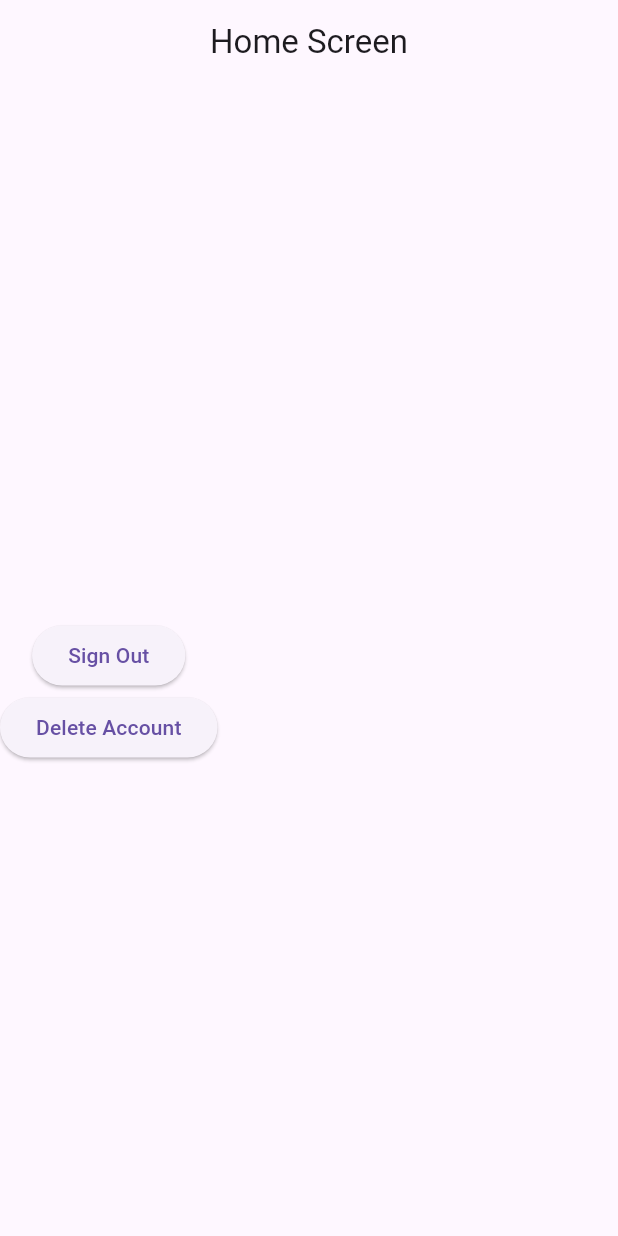
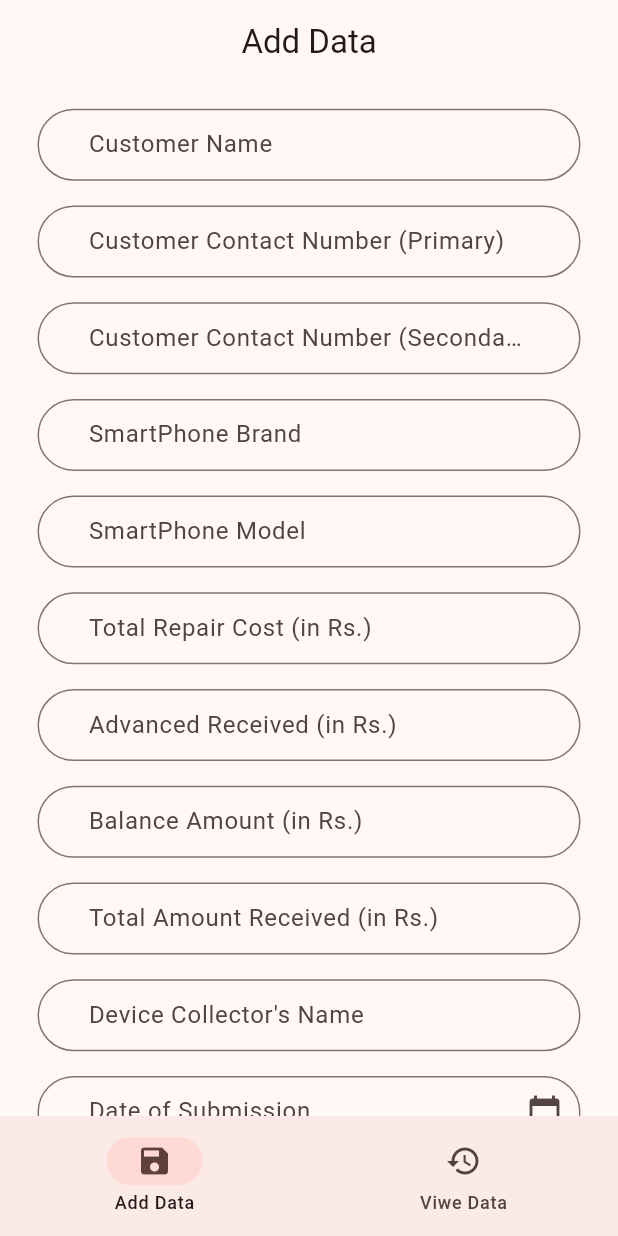
Before and after one commit to vinaytiparadi/servicetracker_flutter, a Flutter app: the screen it shows once a user with an empty profile is signed in, on a phone screen of 412 x 824 dp. Run offline on Flutter 3.47's test engine with Material 2 defaults, Android fonts, the phone set to English and light mode, and no system bars; our stand-ins replace another_flushbar, cloud_firestore, firebase_auth, firebase_core, google_sign_in; accounts and stored records are empty.

Commit message:
design form with validation

```diff
--- /dev/null
+++ b/lib/ form_validation/validation_logic.dart
@@ -0,0 +1,47 @@
+String? validateCustomerName(String? value) {
+  if (value == null || value.isEmpty) {
+    return 'Name cannot be empty.';
+  }
+  return null;
+}
+
+String? validateCustomerPrimaryContactNumber(String? value) {
+  if (value == null || value.isEmpty) {
+    return 'Contact Number cannot be empty.';
+  }
+  if (value.length != 10) {
+    return 'Contact Number must be 10 digits.';
+  }
+  return null;
+}
+
+String? validateCustomerSecondaryContactNumber(String? value) {
+  if (value != null && value.isNotEmpty && value.length != 10) {
+    return 'Contact Number must be 10 digits.';
+  }
+  return null;
+}
+
+String? validateSmartPhoneBrand(String? value) {
+  if (value == null || value.isEmpty) {
+    return 'Smart Phone Brand cannot be empty.';
+  }
+  return null;
+}
+
+String? validateSmartPhoneModel(String? value) {
+  if (value == null || value.isEmpty) {
+    return 'SmartPhone Brand Model cannot be empty.';
+  }
+  return null;
+}
+
+String? validateRepairCost(String? value) {
+  if (value == null || value.isEmpty) {
+    return 'Cost cannot be empty.';
+  }
+  if (double.parse(value) < 0) {
+    return 'Cost cannot be negative.';
+  }
+  return null;
+}
--- a/lib/main.dart
+++ b/lib/main.dart
@@ -38,7 +38,8 @@ class MyApp extends StatelessWidget {
       child: MaterialApp(
         title: 'Flutter Demo',
         theme: ThemeData(
-          primarySwatch: Colors.blue,
+          // primarySwatch: Colors.blue,
+          colorSchemeSeed: Colors.red,
           useMaterial3: true,
         ),
         home: const AuthWrapper(),
--- /dev/null
+++ b/lib/screens/form_screen.dart
@@ -0,0 +1,362 @@
+import 'package:cloud_firestore/cloud_firestore.dart';
+import 'package:flutter/material.dart';
+import 'package:intl/intl.dart';
+import '../ form_validation/validation_logic.dart';
+import '../utils/constants.dart';
+
+class FormScreen extends StatefulWidget {
+  const FormScreen({Key? key}) : super(key: key);
+
+  @override
+  State<FormScreen> createState() => _FormScreenState();
+}
+
+class _FormScreenState extends State<FormScreen> {
+  final formKey = GlobalKey<FormState>();
+
+  TextEditingController customerNameController = TextEditingController();
+  TextEditingController customerPrimaryContactNumberController =
+      TextEditingController();
+  TextEditingController customerSecondaryContactNumberController =
+      TextEditingController();
+  TextEditingController customerSmartPhoneBrandController =
+      TextEditingController();
+  TextEditingController customerSmartPhoneModelController =
+      TextEditingController();
+  TextEditingController totalRepairCostController = TextEditingController();
+  TextEditingController advancePaidController = TextEditingController();
+  TextEditingController balanceAmountController = TextEditingController();
+  TextEditingController totalAmountReceivedController = TextEditingController();
+  TextEditingController phoneCollectorNameController = TextEditingController();
+
+  TextEditingController deviceSubmittedDateController = TextEditingController();
+  TextEditingController deviceCollectedDateController = TextEditingController();
+
+  double balanceAmount = 0;
+
+  DateTime _selectedSubmitDate = DateTime.now();
+  String _submitformattedDate = '';
+  Future<void> _selectSubmitDate(BuildContext context) async {
+    final DateTime? picked = await showDatePicker(
+      context: context,
+      initialDate: _selectedSubmitDate,
+      firstDate: DateTime(2010),
+      lastDate: DateTime(2040),
+    );
+
+    if (picked != null && picked != _selectedSubmitDate) {
+      setState(() {
+        _selectedSubmitDate = picked;
+        _submitformattedDate = DateFormat('dd/MM/yyyy').format(picked);
+        deviceSubmittedDateController.text = _submitformattedDate;
+        // print(_submitformattedDate);
+      });
+    }
+  }
+
+  DateTime _selectedCollectDate = DateTime.now();
+  String _collectformattedDate = '';
+  Future<void> _selectCollectDate(BuildContext context) async {
+    final DateTime? picked = await showDatePicker(
+      context: context,
+      initialDate: _selectedCollectDate,
+      firstDate: DateTime(2010),
+      lastDate: DateTime(2040),
+    );
+
+    if (picked != null && picked != _selectedCollectDate) {
+      setState(() {
+        _selectedCollectDate = picked;
+        _collectformattedDate = DateFormat('dd/MM/yyyy').format(picked);
+        deviceCollectedDateController.text = _collectformattedDate;
+        // print(_submitformattedDate);
+      });
+    }
+  }
+
+  @override
+  void dispose() {
+    customerNameController.dispose();
+    customerPrimaryContactNumberController.dispose();
+    customerSecondaryContactNumberController.dispose();
+    customerSmartPhoneBrandController.dispose();
+    customerSmartPhoneModelController.dispose();
+    totalRepairCostController.dispose();
+    advancePaidController.dispose();
+    balanceAmountController.dispose();
+    totalAmountReceivedController.dispose();
+    phoneCollectorNameController.dispose();
+    deviceSubmittedDateController.dispose();
+    deviceCollectedDateController.dispose();
+    super.dispose();
+  }
+
+  @override
+  Widget build(BuildContext context) {
+    return Scaffold(
+      appBar: AppBar(
+        title: const Text('Add Data'),
+        centerTitle: true,
+      ),
+      body: SingleChildScrollView(
+        child: Form(
+          key: formKey,
+          child: Padding(
+            padding: const EdgeInsets.symmetric(horizontal: 25.0),
+            child: Column(
+              crossAxisAlignment: CrossAxisAlignment.start,
+              children: [
+                SizedBox(
+                  height: scHeight(context) * 0.02,
+                ),
+                TextFormField(
+                  controller: customerNameController,
+                  textCapitalization: TextCapitalization.words,
+                  textInputAction: TextInputAction.next,
+                  decoration: InputDecoration(
+                    contentPadding: const EdgeInsets.symmetric(
+                        horizontal: 30, vertical: 10),
+                    border: outlineEnabledBorder(),
+                    labelText: 'Customer Name',
+                    hintText: 'Enter Customer Name',
+                  ),
+                  validator: validateCustomerName,
+                ),
+                SizedBox(
+                  height: scHeight(context) * 0.02,
+                ),
+                TextFormField(
+                  controller: customerPrimaryContactNumberController,
+                  keyboardType: TextInputType.number,
+                  textInputAction: TextInputAction.next,
+                  // maxLength: 10,
+                  decoration: InputDecoration(
+                    contentPadding: const EdgeInsets.symmetric(
+                        horizontal: 30, vertical: 10),
+                    border: outlineEnabledBorder(),
+                    labelText: 'Customer Contact Number (Primary)',
+                    hintText: 'Enter Contact Number',
+                  ),
+                  validator: validateCustomerPrimaryContactNumber,
+                ),
+                SizedBox(
+                  height: scHeight(context) * 0.02,
+                ),
+                TextFormField(
+                  controller: customerSecondaryContactNumberController,
+                  keyboardType: TextInputType.number,
+                  textInputAction: TextInputAction.next,
+                  // maxLength: 10,
+                  decoration: InputDecoration(
+                    contentPadding: const EdgeInsets.symmetric(
+                        horizontal: 30, vertical: 10),
+                    border: outlineEnabledBorder(),
+                    labelText: 'Customer Contact Number (Secondary)',
+                    hintText: 'Enter Contact Number',
+                  ),
+                  validator: validateCustomerSecondaryContactNumber,
+                ),
+                SizedBox(
+                  height: scHeight(context) * 0.02,
+                ),
+                TextFormField(
+                  controller: customerSmartPhoneBrandController,
+                  textCapitalization: TextCapitalization.words,
+                  textInputAction: TextInputAction.next,
+                  decoration: InputDecoration(
+                    contentPadding: const EdgeInsets.symmetric(
+                        horizontal: 30, vertical: 10),
+                    border: outlineEnabledBorder(),
+                    labelText: 'SmartPhone Brand',
+                    hintText: 'Enter SmartPhone Brand',
+                  ),
+                  validator: validateSmartPhoneBrand,
+                ),
+                SizedBox(
+                  height: scHeight(context) * 0.02,
+                ),
+                TextFormField(
+                  controller: customerSmartPhoneModelController,
+                  textCapitalization: TextCapitalization.words,
+                  textInputAction: TextInputAction.next,
+                  decoration: InputDecoration(
+                    contentPadding: const EdgeInsets.symmetric(
+                        horizontal: 30, vertical: 10),
+                    border: outlineEnabledBorder(),
+                    labelText: 'SmartPhone Model',
+                    hintText: 'Enter SmartPhone Model',
+                  ),
+                  validator: validateSmartPhoneModel,
+                ),
+                SizedBox(
+                  height: scHeight(context) * 0.02,
+                ),
+                TextFormField(
+                  controller: totalRepairCostController,
+                  keyboardType: TextInputType.number,
+                  textCapitalization: TextCapitalization.words,
+                  textInputAction: TextInputAction.next,
+                  decoration: InputDecoration(
+                    contentPadding: const EdgeInsets.symmetric(
+                        horizontal: 30, vertical: 10),
+                    border: outlineEnabledBorder(),
+                    labelText: 'Total Repair Cost (in Rs.)',
+                    hintText: 'Enter Repair Cost',
+                  ),
+                  validator: validateRepairCost,
+                ),
+                SizedBox(
+                  height: scHeight(context) * 0.02,
+                ),
+                TextFormField(
+                  controller: advancePaidController,
+                  keyboardType: TextInputType.number,
+                  textCapitalization: TextCapitalization.words,
+                  textInputAction: TextInputAction.next,
+                  decoration: InputDecoration(
+                    contentPadding: const EdgeInsets.symmetric(
+                        horizontal: 30, vertical: 10),
+                    border: outlineEnabledBorder(),
+                    labelText: 'Advanced Received (in Rs.)',
+                    hintText: 'Enter Advanced Received',
+                  ),
+                  validator: validateRepairCost,
+                ),
+                SizedBox(
+                  height: scHeight(context) * 0.02,
+                ),
+                TextFormField(
+                  controller: balanceAmountController,
+                  keyboardType: TextInputType.number,
+                  textCapitalization: TextCapitalization.words,
+                  textInputAction: TextInputAction.next,
+                  decoration: InputDecoration(
+                    contentPadding: const EdgeInsets.symmetric(
+                        horizontal: 30, vertical: 10),
+                    border: outlineEnabledBorder(),
+                    labelText: 'Balance Amount (in Rs.)',
+                    hintText: 'Enter Balance Amount',
+                  ),
+                  validator: validateRepairCost,
+                  onTap: () {
+                    balanceAmount =
+                        double.parse(totalRepairCostController.text) -
+                            double.parse(advancePaidController.text);
+                    balanceAmountController.text = balanceAmount.toString();
+                  },
+                ),
+                SizedBox(
+                  height: scHeight(context) * 0.02,
+                ),
+                TextFormField(
+                  controller: totalAmountReceivedController,
+                  keyboardType: TextInputType.number,
+                  textCapitalization: TextCapitalization.words,
+                  textInputAction: TextInputAction.next,
+                  decoration: InputDecoration(
+                    contentPadding: const EdgeInsets.symmetric(
+                        horizontal: 30, vertical: 10),
+                    border: outlineEnabledBorder(),
+                    labelText: 'Total Amount Received (in Rs.)',
+                    hintText: 'Enter Total Amount Received',
+                  ),
+                  validator: validateRepairCost,
+                  onTap: () {
+                    totalAmountReceivedController.text =
+                        advancePaidController.text;
+                  },
+                ),
+                SizedBox(
+                  height: scHeight(context) * 0.02,
+                ),
+                TextFormField(
+                  controller: phoneCollectorNameController,
+                  textCapitalization: TextCapitalization.words,
+                  textInputAction: TextInputAction.done,
+                  decoration: InputDecoration(
+                    contentPadding: const EdgeInsets.symmetric(
+                        horizontal: 30, vertical: 10),
+                    border: outlineEnabledBorder(),
+                    labelText: "Device Collector's Name",
+                    hintText: 'Enter Name',
+                  ),
+                  validator: validateCustomerName,
+                  onTap: () {
+                    phoneCollectorNameController.text =
+                        customerNameController.text;
+                  },
+                ),
+                SizedBox(
+                  height: scHeight(context) * 0.02,
+                ),
+                GestureDetector(
+                  onTap: () {
+                    _selectSubmitDate(context);
+                  },
+                  child: AbsorbPointer(
+                    child: TextFormField(
+                      controller: deviceSubmittedDateController,
+                      decoration: InputDecoration(
+                        contentPadding: const EdgeInsets.symmetric(
+                            horizontal: 30, vertical: 10),
+                        border: outlineEnabledBorder(),
+                        labelText: 'Date of Submission',
+                        hintText: 'Select Date',
+                        suffixIcon: Icon(Icons.calendar_today),
+                      ),
+                    ),
+                  ),
+                ),
+                SizedBox(
+                  height: scHeight(context) * 0.02,
+                ),
+                GestureDetector(
+                  onTap: () {
+                    _selectCollectDate(context);
+                  },
+                  child: AbsorbPointer(
+                    child: TextFormField(
+                      controller: deviceCollectedDateController,
+                      decoration: InputDecoration(
+                        contentPadding: const EdgeInsets.symmetric(
+                            horizontal: 30, vertical: 10),
+                        border: outlineEnabledBorder(),
+                        labelText: 'Date of Collection',
+                        hintText: 'Select Date',
+                        suffixIcon: Icon(Icons.calendar_today),
+                      ),
+                    ),
+                  ),
+                ),
+                SizedBox(
+                  height: scHeight(context) * 0.03,
+                ),
+                SizedBox(
+                  height: scHeight(context) * 0.059,
+                  width: double.infinity,
+                  child: FilledButton(
+                    onPressed: () {
+                      if (formKey.currentState!.validate()) {
+                        ScaffoldMessenger.of(context).showSnackBar(
+                          const SnackBar(
+                            content: Text('Processing Data'),
+                          ),
+                        );
+                      }
+                      // Timestamp timestamp = Timestamp.fromDate(_selectedSubmitDate);
+                      // print(timestamp);
+                    },
+                    child: const Text("Save Data"),
+                  ),
+                ),
+                SizedBox(
+                  height: scHeight(context) * 0.02,
+                ),
+              ],
+            ),
+          ),
+        ),
+      ),
+    );
+  }
+}
--- a/lib/screens/home_screen.dart
+++ b/lib/screens/home_screen.dart
@@ -1,6 +1,8 @@
 import 'package:flutter/material.dart';
 import 'package:provider/provider.dart';
 import 'package:service_tracker/providers/firebase_auth_methods.dart';
+
+import 'form_screen.dart';
 
 class HomeScreen extends StatefulWidget {
   const HomeScreen({Key? key}) : super(key: key);
@@ -10,39 +12,84 @@ class HomeScreen extends StatefulWidget {
 }
 
 class _HomeScreenState extends State<HomeScreen> {
+  int currentPageIndex = 0;
+
   @override
   Widget build(BuildContext context) {
     final user = context.read<FirebaseAuthMethods>().user;
     return Scaffold(
-      appBar: AppBar(title: Text('Home Screen'),centerTitle: true,),
-      body: Column(
-        mainAxisAlignment: MainAxisAlignment.center,
-        children: [
-          // when user signs anonymously or with phone, there is no email
-          if (!user.isAnonymous && user.phoneNumber == null) Text(user.email!),
-          if (!user.isAnonymous && user.phoneNumber == null)
-            Text(user.providerData[0].providerId),
-          // display phone number only when user's phone number is not null
-          if (user.phoneNumber != null) Text(user.phoneNumber!),
-          // uid is always available for every sign in method
-          Text(user.uid),
-          // display the button only when the user email is not verified
-          // or isnt an anonymous user
-
-          ElevatedButton(
-            onPressed: () {
-              context.read<FirebaseAuthMethods>().signOut(context);
-            },
-            child: Text('Sign Out'),
+      // appBar: AppBar(title: Text('Home Screen'),centerTitle: true,),
+      bottomNavigationBar: NavigationBar(
+        onDestinationSelected: (int index) {
+          setState(() {
+            currentPageIndex = index;
+          });
+        },
+        selectedIndex: currentPageIndex,
+        destinations: const <Widget>[
+          NavigationDestination(
+            selectedIcon: Icon(Icons.save),
+            icon: Icon(Icons.save_as_outlined),
+            label: 'Add Data',
           ),
-          ElevatedButton(
-            onPressed: () {
-              context.read<FirebaseAuthMethods>().deleteAccount(context);
-            },
-            child: Text('Delete Account'),
+          NavigationDestination(
+            selectedIcon: Icon(Icons.history),
+            icon: Icon(Icons.history_outlined),
+            label: 'Viwe Data',
           ),
         ],
-      )
+      ),
+      body: <Widget>[
+        FormScreen(),
+        Container(
+          color: Colors.red,
+          alignment: Alignment.center,
+          child: const Text('Page 1'),
+        ),
+        Container(
+          color: Colors.green,
+          alignment: Alignment.center,
+          child: const Text('Page 2'),
+        ),
+      ][currentPageIndex],
     );
   }
 }
+
+// class _HomeScreenState extends State<HomeScreen> {
+//   @override
+//   Widget build(BuildContext context) {
+//     final user = context.read<FirebaseAuthMethods>().user;
+//     return Scaffold(
+//       appBar: AppBar(title: Text('Home Screen'),centerTitle: true,),
+//       body: Column(
+//         mainAxisAlignment: MainAxisAlignment.center,
+//         children: [
+//           // when user signs anonymously or with phone, there is no email
+//           if (!user.isAnonymous && user.phoneNumber == null) Text(user.email!),
+//           if (!user.isAnonymous && user.phoneNumber == null)
+//             Text(user.providerData[0].providerId),
+//           // display phone number only when user's phone number is not null
+//           if (user.phoneNumber != null) Text(user.phoneNumber!),
+//           // uid is always available for every sign in method
+//           Text(user.uid),
+//           // display the button only when the user email is not verified
+//           // or isnt an anonymous user
+//
+//           ElevatedButton(
+//             onPressed: () {
+//               context.read<FirebaseAuthMethods>().signOut(context);
+//             },
+//             child: Text('Sign Out'),
+//           ),
+//           ElevatedButton(
+//             onPressed: () {
+//               context.read<FirebaseAuthMethods>().deleteAccount(context);
+//             },
+//             child: Text('Delete Account'),
+//           ),
+//         ],
+//       )
+//     );
+//   }
+// }
--- /dev/null
+++ b/lib/utils/constants.dart
@@ -0,0 +1,18 @@
+import 'package:flutter/material.dart';
+
+//height
+double scHeight(BuildContext context) {
+  return MediaQuery.of(context).size.height;
+}
+
+//width
+double scWidth(BuildContext context) {
+  return MediaQuery.of(context).size.width;
+}
+
+OutlineInputBorder outlineEnabledBorder() {
+  return OutlineInputBorder(
+    borderRadius: BorderRadius.circular(30),
+    borderSide: BorderSide(color: Colors.black.withOpacity(0.4)),
+  );
+}
--- a/pubspec.yaml
+++ b/pubspec.yaml
@@ -38,9 +38,10 @@ dependencies:
   provider: ^6.0.5
   firebase_core: ^2.10.0
   cloud_firestore: ^4.5.3
-  firebase_auth: ^4.4.2
+  firebase_auth: ^4.5.0
   google_sign_in: ^6.1.0
   another_flushbar: ^1.12.29
+  intl: ^0.17.0
 
 dev_dependencies:
   flutter_test:
```
Also changed, not shown: pubspec.lock.
